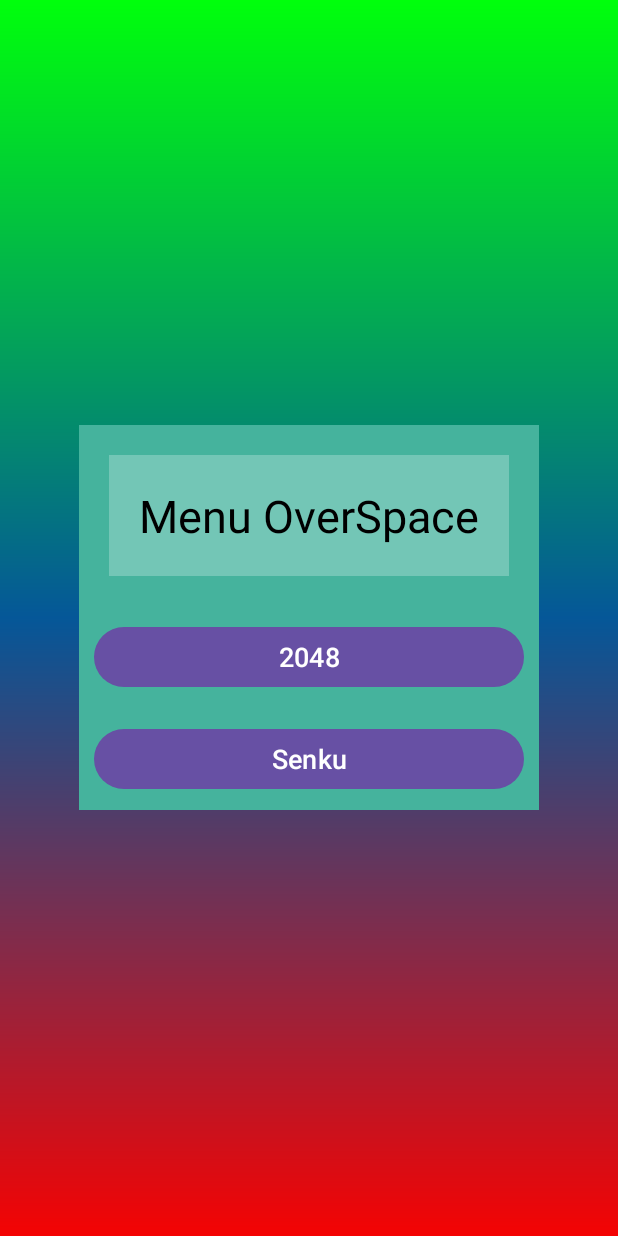
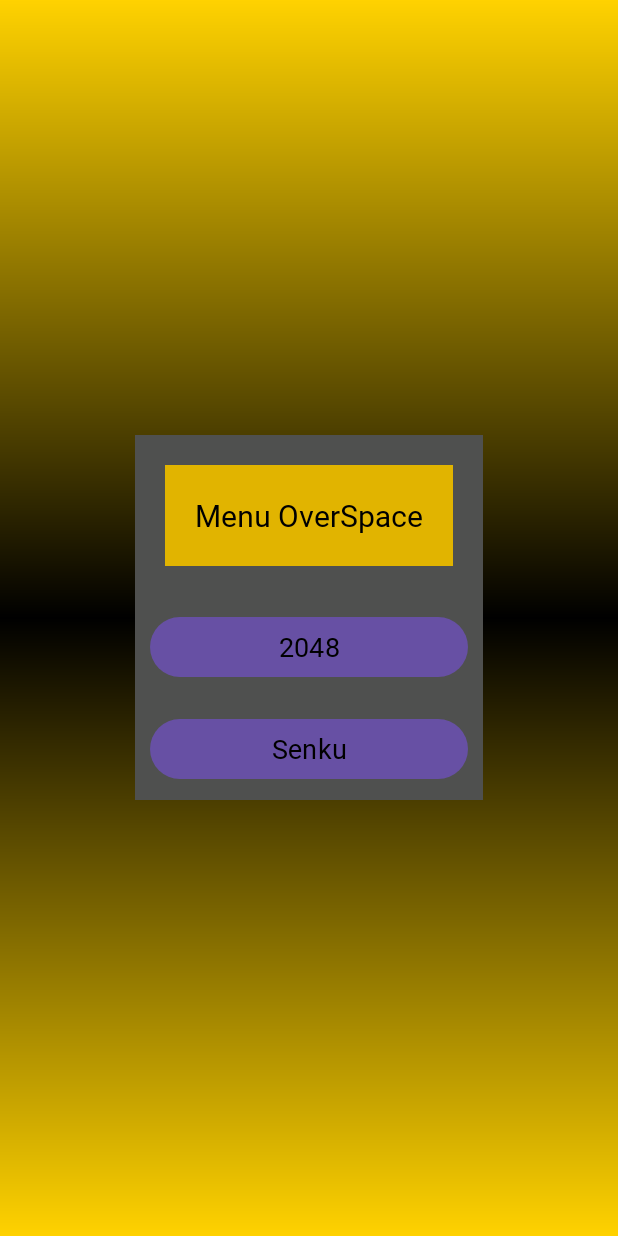
Before and after one commit to juanfrancisco164/Android_Games, an Android app: the layout Main_Menu.xml on its own in the app's theme, with its tools: preview values and no code run, on a phone screen of 412 x 824 dp. Run offline under Robolectric (Android 15) with nearby library versions, the phone set to English and light mode, and no system bars.

Commit message:
Upgrading Menu, added Splash effect

```diff
--- a/app/src/main/res/drawable/gradient_drawable.xml
+++ b/app/src/main/res/drawable/gradient_drawable.xml
@@ -3,9 +3,9 @@
     android:shape = "rectangle"
     xmlns:android="http://schemas.android.com/apk/res/android">
     <gradient
-        android:startColor = "#F40303"
-        android:centerColor = "#055798"
-        android:endColor = "#00FF0C"
+        android:startColor = "#FFD200"
+        android:centerColor = "#000000"
+        android:endColor = "#FFD200"
         android:angle="90"
         android:type="linear"/>
 </shape>
--- a/app/src/main/res/layout/Main_Menu.xml
+++ b/app/src/main/res/layout/Main_Menu.xml
@@ -11,17 +11,18 @@
         android:layout_height="wrap_content"
         android:orientation="vertical"
         android:layout_centerInParent="true"
-        android:background="#45B39D">
+        android:background="#4F504F">
 
         <TextView
             android:layout_width="wrap_content"
             android:layout_height="wrap_content"
             android:layout_margin="20dp"
             android:text="Menu OverSpace"
-            android:background="#73C6B6"
-            android:textSize="30dp"
+            android:background="#E1B400"
+            android:textSize="20dp"
             android:padding="20dp"
-            android:textColor="@color/black"/>
+            android:textColor="@color/black"
+            android:fontFamily="@font/imperial"/>
 
         <Button
             android:id="@+id/btnStart2048"
@@ -33,7 +34,9 @@
             android:onClick="start2048"
             android:text="2048"
             android:layout_margin="10dp"
-            android:textSize="18dp"/>
+            android:textSize="18dp"
+            android:textColor="@color/black"
+            android:fontFamily="@font/imperial"/>
 
         <Button
             android:id="@+id/btnStartSenku"
@@ -45,6 +48,8 @@
             android:onClick="startSenku"
             android:text="Senku"
             android:layout_margin="10dp"
-            android:textSize="18dp"/>
+            android:textSize="18dp"
+            android:textColor="@color/black"
+            android:fontFamily="@font/imperial"/>
     </LinearLayout>
 </RelativeLayout>
```
Also changed, not shown: app/src/main/AndroidManifest.xml (+8 -1 lines), app/src/main/java/com/example/games_overspace/MainSenku.java (+35 -6 lines), app/src/main/java/com/example/games_overspace/SplashScreenActivity.java (added, +44 -0 lines), app/src/main/res/anim/fade_out.xml (added, +7 -0 lines), app/src/main/res/drawable/border_selected.xml (added, +8 -0 lines), app/src/main/res/layout/splash_menu.xml (added, +15 -0 lines), app/src/main/res/drawable/imperial_fists.png (added).
